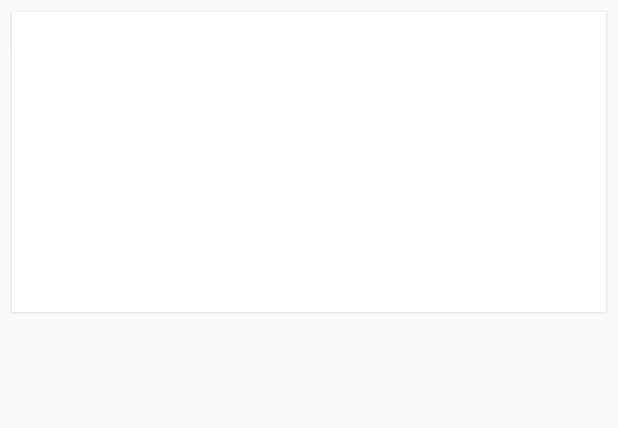
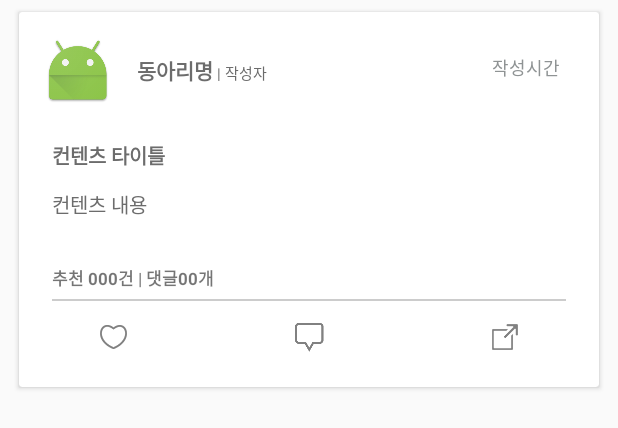
Before and after one commit to round-up/roundup_android, an Android app: the layout card_home_feed.xml on its own in the app's theme, with its tools: preview values and no code run, on a phone screen of 412 x 824 dp. Shown: the top 428 px of the screen. Run offline under Robolectric (Android 15) with nearby library versions, the phone set to English and light mode, and no system bars.

Commit message:
CardView XMLfor feed cards in Hot Content Section

```diff
--- a/app/src/main/res/layout/card_home_feed.xml
+++ b/app/src/main/res/layout/card_home_feed.xml
@@ -5,39 +5,149 @@
     android:id="@+id/home_feed_card"
     android:layout_width="match_parent"
     android:layout_height="wrap_content"
-    android:layout_margin="8dp"
-    card_view:cardCornerRadius="@dimen/card_corner_radius"
-    card_view:cardElevation="@dimen/card_elevation">
+    android:layout_marginTop="4dp"
+    android:layout_marginBottom="4dp"
+    android:layout_marginLeft="10dp"
+    android:layout_marginRight="10dp"
+    card_view:cardUseCompatPadding="true">
 
-    <ImageView
-        android:id="@+id/home_card_image"
+    <RelativeLayout
+        android:id="@+id/layout_home_feed_header"
         android:layout_width="match_parent"
-        android:layout_height="200dp"
-        android:scaleType="centerCrop" />
+        android:layout_height="wrap_content">
 
-    <LinearLayout
-        android:id="@+id/home_card_main_holder"
-        android:background="?android:selectableItemBackground"
-        android:orientation="horizontal"
-        android:layout_width="match_parent"
-        android:layout_height="match_parent" />
-
-    <LinearLayout
-        android:id="@+id/home_card_name_holder"
-        android:orientation="horizontal"
-        android:layout_gravity="bottom"
-        android:layout_width="match_parent"
-        android:layout_height="45dp">
+        <ImageView
+            android:id="@+id/img_group_icon"
+            android:src="@mipmap/ic_launcher"
+            android:layout_width="48dp"
+            android:layout_height="48dp"
+            android:layout_marginTop="15dp"
+            android:layout_marginLeft="15dp"
+            android:layout_marginRight="15dp"
+            android:layout_alignParentLeft="true"
+            />
 
         <TextView
-            android:id="@+id/home_card_name"
-            android:layout_gravity="center_vertical"
-            android:gravity="left"
-            android:paddingLeft="10dp"
-            android:textAppearance="?android:attr/textAppearanceLarge"
-            android:textColor="@android:color/white"
+            android:id="@+id/txt_group_name"
+            android:text="동아리명"
+            android:textSize="14sp"
+            android:textStyle="bold"
+            android:textColor="@color/card_name_gray"
+            android:layout_width="wrap_content"
+            android:layout_height="wrap_content"
+            android:layout_marginTop="28dp"
+            android:layout_toRightOf="@id/img_group_icon"/>
+
+        <TextView
+            android:id="@+id/txt_author_name"
+            android:text=" | 작성자"
+            android:textSize="10sp"
+            android:textColor="@color/card_content_gray"
+            android:layout_width="wrap_content"
+            android:layout_height="wrap_content"
+            android:layout_alignBaseline="@id/txt_group_name"
+            android:layout_toRightOf="@id/txt_group_name"/>
+
+        <TextView
+            android:id="@+id/txt_time"
+            android:text="작성시간"
+            android:textSize="12sp"
+            android:textColor="@color/card_time_gray"
+            android:gravity="right"
+            android:layout_alignParentRight="true"
+            android:layout_marginTop="28dp"
+            android:layout_marginRight="26dp"
+            android:layout_width="wrap_content"
+            android:layout_height="wrap_content" />
+
+        <TextView
+            android:id="@+id/txt_home_feed_title"
+            android:text="컨텐츠 타이틀"
+            android:textSize="13sp"
+            android:textStyle="bold"
+            android:textColor="@color/card_content_gray"
+            android:layout_width="wrap_content"
+            android:layout_height="wrap_content"
+            android:layout_below="@id/img_group_icon"
+            android:layout_marginTop="22dp"
+            android:layout_marginLeft="22dp"
+            android:layout_marginBottom="12dp"/>
+
+        <TextView
+            android:id="@+id/txt_home_feed_content"
+            android:text="컨텐츠 내용"
+            android:textSize="13sp"
+            android:textColor="@color/card_content_gray"
             android:layout_width="match_parent"
-            android:layout_height="wrap_content" />
-    </LinearLayout>
+            android:layout_height="wrap_content"
+            android:layout_marginLeft="22dp"
+            android:layout_marginRight="22dp"
+            android:layout_marginBottom="30dp"
+            android:layout_below="@id/txt_home_feed_title"/>
 
+        <TextView
+            android:id="@+id/txt_home_feed_recommends"
+            android:text="추천 000건"
+            android:textSize="11sp"
+            android:textStyle="bold"
+            android:layout_marginLeft="22dp"
+            android:layout_width="wrap_content"
+            android:layout_height="wrap_content"
+            android:layout_below="@id/txt_home_feed_content"/>
+
+        <TextView
+            android:id="@+id/txt_home_feed_comments"
+            android:text=" | 댓글00개"
+            android:textSize="11sp"
+            android:textStyle="bold"
+            android:layout_width="wrap_content"
+            android:layout_height="wrap_content"
+            android:layout_below="@id/txt_home_feed_content"
+            android:layout_toRightOf="@id/txt_home_feed_recommends"/>
+
+        <View
+            android:layout_below="@id/txt_home_feed_comments"
+            android:layout_marginTop="5dp"
+            android:layout_width="match_parent"
+            android:layout_height="1dp"
+            android:background="@color/gray_divider"
+            android:layout_marginLeft="22dp"
+            android:layout_marginRight="22dp"/>
+
+        <LinearLayout
+            android:layout_below="@id/txt_home_feed_comments"
+            android:layout_marginTop="21dp"
+            android:layout_marginBottom="23dp"
+            android:orientation="horizontal"
+            android:gravity="center"
+            android:layout_width="match_parent"
+            android:layout_height="wrap_content">
+
+            <ImageButton
+                android:id="@+id/btn_heart_home_feed"
+                android:src="@drawable/p01_btn_heart"
+                android:background="@null"
+                android:layout_marginRight="112dp"
+                android:layout_width="wrap_content"
+                android:layout_height="wrap_content" />
+
+            <ImageButton
+                android:id="@+id/btn_comment_home_feed"
+                android:src="@drawable/p01_btn_comment"
+                android:background="@null"
+                android:layout_gravity="center_horizontal"
+                android:layout_width="wrap_content"
+                android:layout_height="wrap_content" />
+
+            <ImageButton
+                android:id="@+id/btn_share_home_feed"
+                android:src="@drawable/p01_btn_share"
+                android:background="@null"
+                android:layout_marginLeft="112dp"
+                android:layout_width="wrap_content"
+                android:layout_height="wrap_content" />
+
+        </LinearLayout>
+
+    </RelativeLayout>
 </android.support.v7.widget.CardView>
--- a/app/src/main/res/values/colors.xml
+++ b/app/src/main/res/values/colors.xml
@@ -13,5 +13,6 @@
     <color name="section_name_gray">#6c6c6c</color>
     <color name="card_name_gray">#6c6c6c</color>
     <color name="card_content_gray">#6c6c6c</color>
+    <color name="card_time_gray">#8f9394</color>
     <color name="gray_divider">#ccc</color>
 </resources>
```
